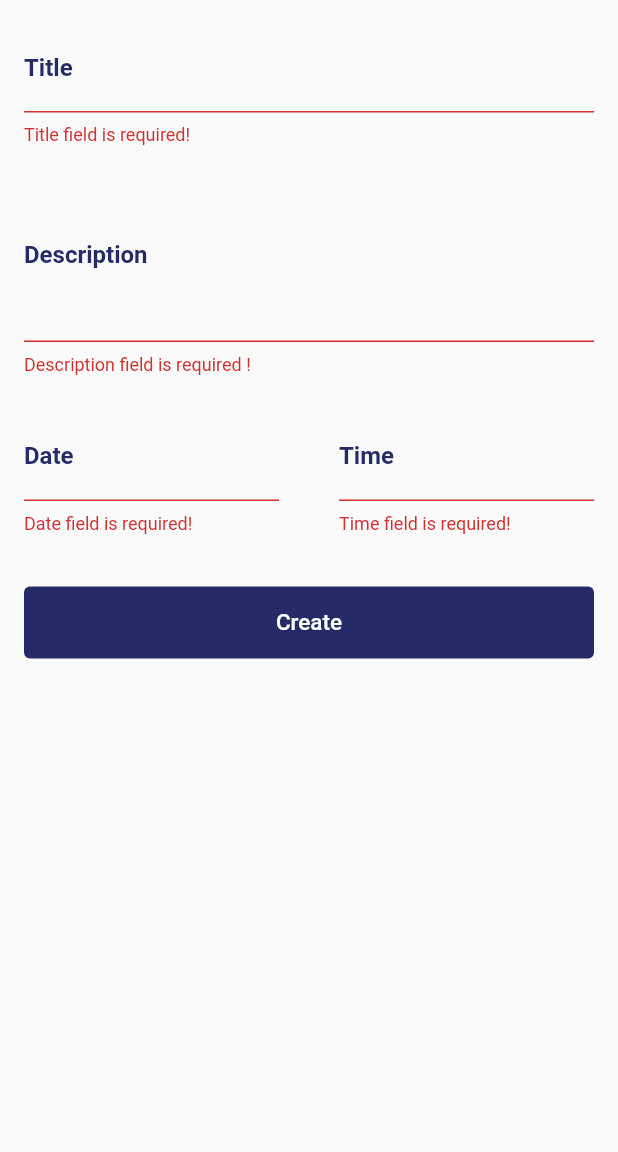
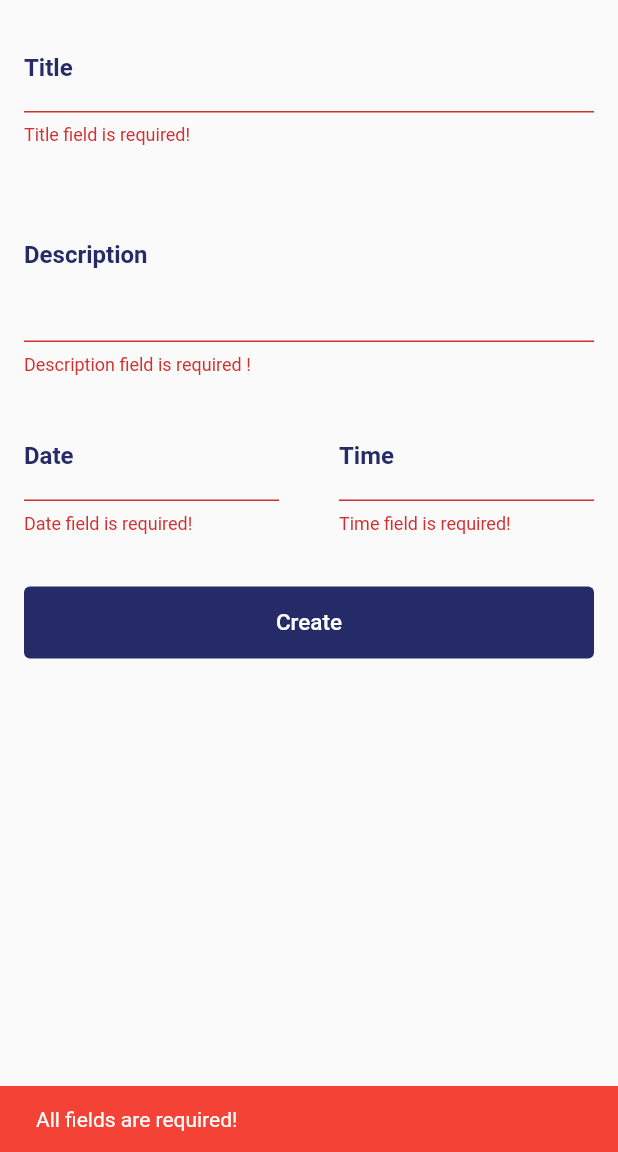
Before and after one commit to Hubertkin/To_Do_App_GH, a Flutter app: the CreateTodoView screen opened directly, after a tap on "Create", on a phone screen of 412 x 824 dp, the part 84-1236 px from its top. Run offline on Flutter 3.47's test engine with Material 2 defaults, Android fonts, the phone set to English and light mode, and no system bars; our stand-ins replace device_preview, modal_bottom_sheet; network calls fail.

```diff
--- a/lib/create_todo_view.dart
+++ b/lib/create_todo_view.dart
@@ -194,10 +194,29 @@ class CreateTodoView extends StatelessWidget {
                   print(myDate);
                   bool isSent = await _todoController.createTodo(title: _titleController.text, description: _descriptionController.text, deadline: myDate!);
                   if (isSent) {
-                  } else {}
+                    ScaffoldMessenger.of(context).showSnackBar(
+                      SnackBar(
+                        backgroundColor: Color.fromRGBO(37, 43, 103, 1),
+                        content: Text('Todo added successfully!'),
+                      ),
+                    );
+                  } else {
+                    ScaffoldMessenger.of(context).showSnackBar(
+                      SnackBar(
+                        backgroundColor: Colors.red,
+                        content: Text('Failed to add a new todo'),
+                      ),
+                    );
+                  }
                 } else {
                   //validation failed!
                   print('failed!');
+                  ScaffoldMessenger.of(context).showSnackBar(
+                    SnackBar(
+                      backgroundColor: Colors.red,
+                      content: Text('All fields are required!'),
+                    ),
+                  );
                 }
               },
               child: const Text(
```
Also changed, not shown: 1 other file.
